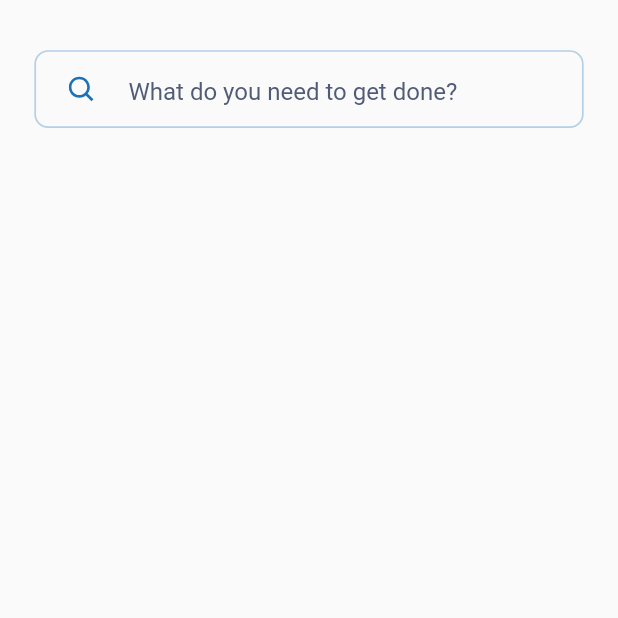
After one commit to Ajaodolapo1301/vh_jobs, a Flutter app: the DashboardScreen screen opened directly, on a phone screen of 412 x 824 dp, the top half of it. The commit adds this screen. Run offline on Flutter 3.47's test engine with Material 2 defaults, Android fonts, the phone set to English and light mode, and no system bars; our stand-ins replace cached_network_image, device_info_plus, device_preview, dio, flutter_local_notifications, flutter_screenutil and 5 more; accounts and stored records are empty; Roboto replaces fonts that are missing (Geomanist).

```diff
--- /dev/null
+++ b/lib/modules/dashboard/widget/dashboard_screen.dart
@@ -0,0 +1,41 @@
+import "package:flutter/material.dart";
+import 'package:flutter_screenutil/flutter_screenutil.dart';
+import 'package:flutter_svg/svg.dart';
+
+import '../../../shared/utils/asset_images.dart';
+import '../../../shared/widgets/forms/input_text.dart';
+
+class DashboardScreen extends StatefulWidget {
+  const DashboardScreen({Key? key}) : super(key: key);
+
+  @override
+  _DashboardScreenState createState() => _DashboardScreenState();
+}
+
+class _DashboardScreenState extends State<DashboardScreen> {
+  @override
+  Widget build(BuildContext context) {
+    return Scaffold(
+      body: Container(
+        padding: EdgeInsets.symmetric(horizontal: 20.w, vertical: 20.h),
+        child: Column(
+          children: [
+            InputText(
+              labelText: 'What do you need to get done?',
+              prefixIcon: InkWell(
+                onTap: () {},
+                child: Padding(
+                  padding: EdgeInsets.symmetric(horizontal: 20.w),
+                  child: SvgPicture.asset(AssetResources.search),
+                ),
+              ),
+              onTap: () {},
+              keyboardType: TextInputType.visiblePassword,
+              onSaved: (val) {},
+            ),
+          ],
+        ),
+      ),
+    );
+  }
+}
--- a/lib/modules/orders/root2.dart
+++ b/lib/modules/orders/root2.dart
@@ -23,7 +23,7 @@ class _Orders2State extends State<Orders2> {
       body: Column(
         children: [
           Container(
-            padding: EdgeInsets.symmetric(horizontal: 20.w, vertical: 22.w),
+            padding: EdgeInsets.symmetric(horizontal: 15.w, vertical: 22.w),
             child:
                 Column(crossAxisAlignment: CrossAxisAlignment.start, children: [
               Text(
```
Also changed, not shown: lib/modules/dashboard/root.dart (added, +20 -0 lines), lib/modules/root/root.dart (+5 -4 lines).
